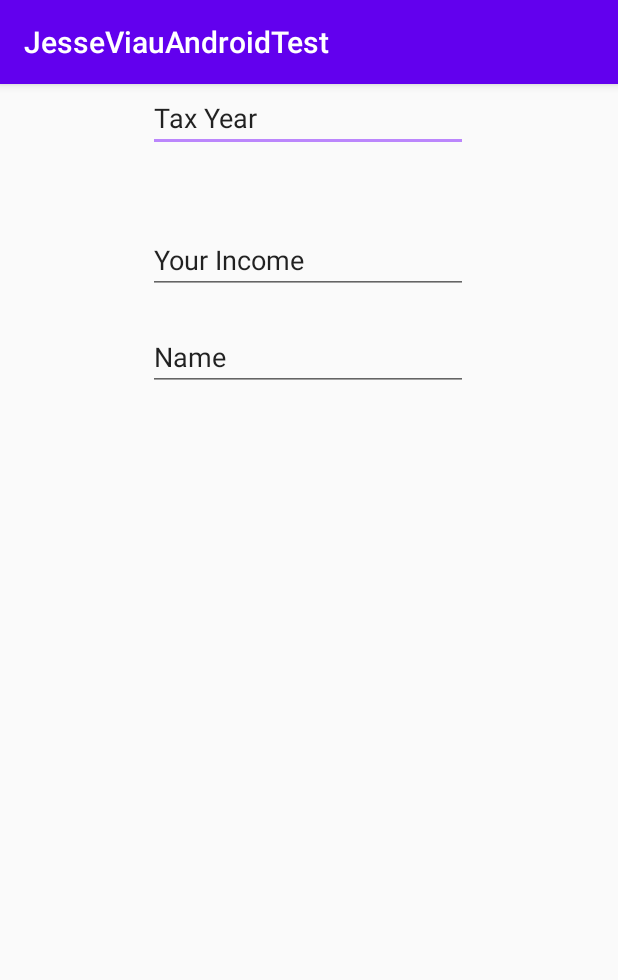
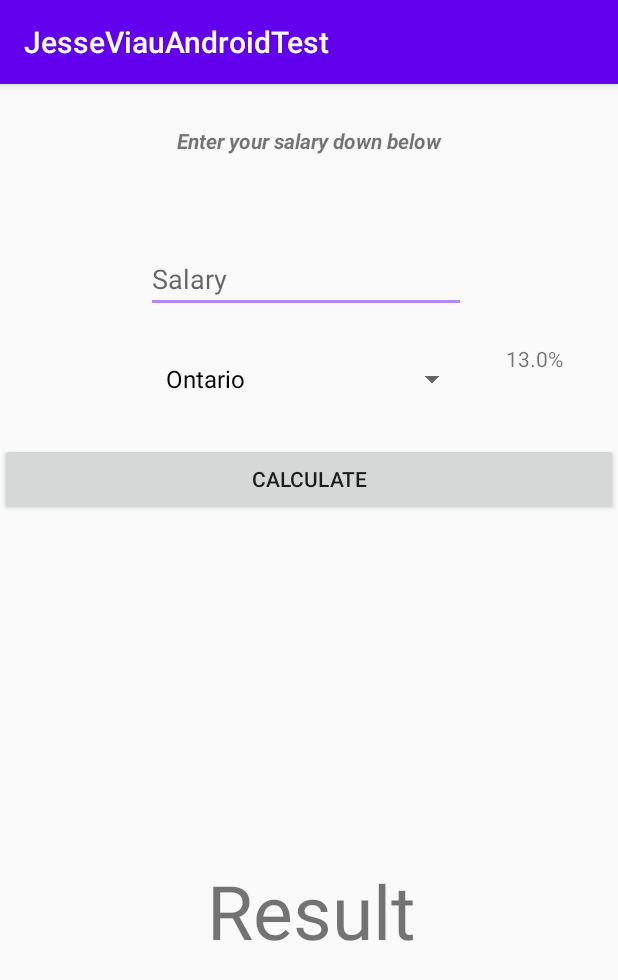
Before and after one commit to jveo/Finance-App, an Android app: the fragment IncomeTaxCalculatorFragment shown on its own in the app's theme, on a phone screen of 412 x 824 dp. Shown: the top 980 px of the screen. Run offline under Robolectric (Android 15) with nearby library versions, the phone set to English and light mode, and no system bars.

Commit message:
Added spinner drop down list and completed income tax calc

```diff
--- a/app/src/main/java/com/example/jesseviauandroidtest/fragments/IncomeTaxCalculatorFragment.java
+++ b/app/src/main/java/com/example/jesseviauandroidtest/fragments/IncomeTaxCalculatorFragment.java
@@ -1,5 +1,6 @@
 package com.example.jesseviauandroidtest.fragments;
 
+import android.inputmethodservice.Keyboard;
 import android.os.Bundle;
 
 import androidx.fragment.app.Fragment;
@@ -7,15 +8,26 @@ import androidx.fragment.app.Fragment;
 import android.view.LayoutInflater;
 import android.view.View;
 import android.view.ViewGroup;
+import android.widget.AdapterView;
+import android.widget.ArrayAdapter;
+import android.widget.Button;
+import android.widget.EditText;
+import android.widget.Spinner;
+import android.widget.TextView;
+import android.widget.Toast;
 
 import com.example.jesseviauandroidtest.R;
+
+import org.w3c.dom.Text;
+
+import java.lang.reflect.Array;
 
 /**
  * A simple {@link Fragment} subclass.
  * Use the {@link IncomeTaxCalculatorFragment#newInstance} factory method to
  * create an instance of this fragment.
  */
-public class IncomeTaxCalculatorFragment extends Fragment {
+public class IncomeTaxCalculatorFragment extends Fragment implements AdapterView.OnItemSelectedListener {
 
     // TODO: Rename parameter arguments, choose names that match
     // the fragment initialization parameters, e.g. ARG_ITEM_NUMBER
@@ -48,6 +60,14 @@ public class IncomeTaxCalculatorFragment extends Fragment {
         return fragment;
     }
 
+    int salary, tax;
+    double taxPercent;
+
+    EditText salaryInput;
+    TextView resultOutput;
+    TextView taxPercentOutput;
+    Button button;
+
     @Override
     public void onCreate(Bundle savedInstanceState) {
         super.onCreate(savedInstanceState);
@@ -55,7 +75,12 @@ public class IncomeTaxCalculatorFragment extends Fragment {
             mParam1 = getArguments().getString(ARG_PARAM1);
             mParam2 = getArguments().getString(ARG_PARAM2);
         }
+
+
+
     }
+
+
 
     @Override
     public View onCreateView(LayoutInflater inflater, ViewGroup container,
@@ -63,8 +88,113 @@ public class IncomeTaxCalculatorFragment extends Fragment {
         // Inflate the layout for this fragment
         View view = inflater.inflate(R.layout.fragment_income_tax_calculator, container, false);
 
+        String [] provinces = new String[]{"Ontario", "Quebec", "Nova Scotia", "New Brunswick", "Manitoba", "British Columbia", "P.E.I", "Saskatchewan", "Alberta", "N & L"};
+        Spinner spinnerProvince = (Spinner) view.findViewById(R.id.spinnerProvince);
+        ArrayAdapter<String> adapter = new ArrayAdapter<String>(getContext(), android.R.layout.simple_spinner_dropdown_item, provinces);
+        spinnerProvince.setAdapter(adapter);
+        spinnerProvince.setOnItemSelectedListener(this);
+
+        salaryInput = (EditText) view.findViewById(R.id.salaryInput);
+        resultOutput = (TextView) view.findViewById(R.id.resultTextView);
+        taxPercentOutput = (TextView) view.findViewById(R.id.taxPercent);
+        button = (Button) view.findViewById(R.id.calculateButton);
 
 
+
+        button.setOnClickListener(new View.OnClickListener() {
+            @Override
+            public void onClick(View v) {
+                salary = Integer.parseInt(salaryInput.getText().toString());
+                double fedTaxEstimate = salary*0.103;
+                double provTaxEstimate = salary*0.053;
+                double cppDeductions = salary*0.052;
+                double eiDeductions = salary*0.015;
+                double Total_Deductions = fedTaxEstimate+provTaxEstimate+cppDeductions+eiDeductions;
+
+
+                double result = salary - (Total_Deductions);
+                resultOutput.setText(String.valueOf(result));
+
+            }
+        });
         return view;
     }
+
+    @Override
+    public void onItemSelected(AdapterView<?> parent, View view, int position, long id) {
+
+        switch (position){
+            //"Ontario", "Quebec", "Nova Scotia", "New Brunswick", "Manitoba", "British Columbia", "P.E.I", "Saskatchewan", "Alberta", "N & L"
+
+            case 0:
+                //ontario
+                taxPercent = 0.13;
+                taxPercentOutput.setText(String.valueOf(taxPercent*100) + "%");
+                break;
+            case 1:
+                //Quebec
+                taxPercent = 0.14975;
+                taxPercentOutput.setText(String.valueOf(taxPercent*100) + "%");
+                break;
+            case 2:
+            case 3:
+            case 9:
+                //Nova Scotia"
+                //New Brunswick
+                //N & L [9]
+                taxPercent = 0.15;
+                taxPercentOutput.setText(String.valueOf(taxPercent*100) + "%");
+                break;
+            case 4:
+            case 5:
+            case 6:
+                //Manitoba
+                //British Columbia
+                //P.E.I
+                taxPercent = 0.12;
+                taxPercentOutput.setText(String.valueOf(taxPercent*100) + "%");
+                break;
+            case 7:
+                //Saskatchewan
+                taxPercent = 0.11;
+                taxPercentOutput.setText(String.valueOf(taxPercent*100) + "%");
+                break;
+            case 8:
+                //Alberta
+                taxPercent = 0.05;
+                taxPercentOutput.setText(String.valueOf(taxPercent*100) + "%");
+                break;
+        }
+
+
+    }
+
+    @Override
+    public void onNothingSelected(AdapterView<?> parent) {
+
+    }
+
+    public double takeHomePayCalc(double salary, double taxPercent){
+
+        double fedTax = 0;
+        if( salary >= 48535){
+            fedTax = (0.15*salary);
+            if(salary > 48535 && salary <= 97069){
+                fedTax = (0.20*salary);
+            }
+                if(salary > 97069 && salary <= 150473){
+                    fedTax += (0.26*salary);
+                }
+                    if(salary > 150473 && salary <= 214368){
+                        fedTax += (0.29*salary);
+                    }
+                        if(salary >= 214368){
+                            fedTax += (0.33*salary);
+                        }
+        } else {
+            return  salary * 0.13;
+        }
+
+        return salary - (fedTax + taxPercent);
+    }
 }
--- a/app/src/main/res/layout/fragment_income_tax_calculator.xml
+++ b/app/src/main/res/layout/fragment_income_tax_calculator.xml
@@ -7,40 +7,71 @@
 
     <!-- TODO: Update blank fragment layout -->
 
+    <TextView
+        android:id="@+id/textView2"
+        android:layout_width="match_parent"
+        android:layout_height="55dp"
+        android:layout_alignParentTop="true"
+        android:layout_marginTop="28dp"
+        android:text="Enter your salary down below"
+        android:textAlignment="center"
+        android:textStyle="bold|italic"
+        android:inputType="number"
+        />
+
+
+    <TextView
+        android:id="@+id/taxPercent"
+        android:layout_width="84dp"
+        android:layout_height="38dp"
+        android:layout_alignParentStart="true"
+        android:layout_alignParentTop="true"
+        android:layout_marginStart="314dp"
+        android:layout_marginTop="173dp"
+        android:text="TextView"
+        android:textAlignment="center" />
+
     <EditText
+        android:id="@+id/salaryInput"
         android:layout_width="wrap_content"
         android:layout_height="wrap_content"
+        android:layout_below="@+id/textView2"
         android:layout_alignParentEnd="true"
-        android:layout_marginEnd="100dp"
-        android:layout_marginBottom="14dp"
+        android:layout_marginTop="24dp"
+        android:layout_marginEnd="101dp"
+        android:layout_marginBottom="21dp"
         android:ems="10"
+        android:hint="@string/Salary"
         android:inputType="textPersonName"
-        android:text="@string/incomeTax_year"
         android:textAlignment="viewStart" />
 
-    <EditText
-        android:layout_width="wrap_content"
+    <Spinner
+        android:id="@+id/spinnerProvince"
+        android:layout_width="209dp"
+        android:layout_height="45dp"
+        android:layout_below="@+id/salaryInput"
+        android:layout_alignParentEnd="true"
+        android:layout_marginTop="0dp"
+        android:layout_marginEnd="100dp" />
+
+    <Button
+        android:id="@+id/calculateButton"
+        android:layout_width="match_parent"
         android:layout_height="wrap_content"
-        android:layout_above="@+id/editTextTextPersonName2"
-        android:layout_alignParentEnd="true"
-        android:layout_marginTop="11dp"
-        android:layout_marginEnd="100dp"
-        android:layout_marginBottom="19dp"
-        android:ems="10"
-        android:inputType="textPersonName"
-        android:text="@string/incomeTax_input"
-        android:textAlignment="viewStart" />
+        android:layout_below="@+id/spinnerProvince"
+        android:layout_marginTop="20dp"
+        android:text="calculate" />
 
-    <EditText
-        android:id="@+id/editTextTextPersonName2"
-        android:layout_width="wrap_content"
-        android:layout_height="wrap_content"
+    <TextView
+        android:id="@+id/resultTextView"
+        android:layout_width="409dp"
+        android:layout_height="247dp"
         android:layout_alignParentEnd="true"
         android:layout_alignParentBottom="true"
-        android:layout_marginEnd="100dp"
-        android:layout_marginBottom="563dp"
-        android:ems="10"
-        android:inputType="textPersonName"
-        android:text="Name" />
+        android:layout_marginEnd="0dp"
+        android:layout_marginBottom="3dp"
+        android:text="Result"
+        android:textAlignment="center"
+        android:textSize="@dimen/Titles" />
 
 </RelativeLayout>
```
Also changed, not shown: app/src/main/res/values/strings.xml (+16 -1 lines).
